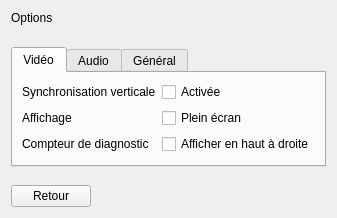
Before: the Qt Designer form Source/Elements/UI/OptionsPage.ui in azertval/JustAnotherDnDGame, drawn with Qt 5.
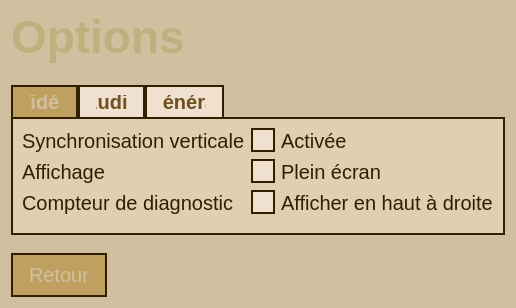
After: the same form once the commit is applied. Custom widgets are drawn as their Qt base class.

What changed in the file:
```diff
--- a/Source/Elements/UI/OptionsPage.ui
+++ b/Source/Elements/UI/OptionsPage.ui
@@ -2,6 +2,119 @@
 <ui version="4.0">
  <class>OptionsPage</class>
  <widget class="QWidget" name="OptionsPage">
+  <property name="styleSheet">
+   <string notr="true">#OptionsPage {
+    background-color: #d0c0a0;
+    font-family: "Pixelify Sans", monospace;
+    font-size: 20px;
+    color: #302000;
+}
+
+#OptionsPage QLabel#optionsTitle {
+    color: #c0b080;
+    font-family: "Press Start 2P", monospace;
+    font-size: 46px;
+    font-weight: bold;
+}
+
+#OptionsPage QTabWidget::pane {
+    border: 2px solid #302000;
+    background: #e0d0b0;
+    border-radius: 0;
+}
+
+#OptionsPage QTabBar::tab {
+    background: #f0e0d0;
+    color: #705020;
+    border: 2px solid #302000;
+    border-bottom: none;
+    border-radius: 0;
+    padding: 8px 16px;
+    font-size: 20px;
+    font-weight: bold;
+}
+
+#OptionsPage QTabBar::tab:selected {
+    color: #d0c0a0;
+    background: #c0a060;
+}
+
+#OptionsPage QLabel, #OptionsPage QCheckBox, #OptionsPage QComboBox {
+    color: #302000;
+    font-size: 20px;
+}
+
+#OptionsPage QCheckBox::indicator {
+    width: 20px;
+    height: 20px;
+    border: 2px solid #302000;
+    background: #f0e0d0;
+    border-radius: 0;
+}
+
+#OptionsPage QCheckBox::indicator:checked {
+    background: #c0a060;
+}
+
+#OptionsPage QComboBox {
+    background: #f0e0d0;
+    border: 2px solid #302000;
+    border-radius: 0;
+    padding: 8px 12px;
+}
+
+#OptionsPage QSlider::groove:horizontal {
+    background: #f0e0d0;
+    border: 2px solid #302000;
+    height: 12px;
+}
+
+#OptionsPage QSlider::sub-page:horizontal {
+    background: #c0a060;
+}
+
+#OptionsPage QSlider::handle:horizontal {
+    background: #302000;
+    border: 2px solid #302000;
+    width: 12px;
+    margin: -8px 0;
+}
+
+#OptionsPage QPushButton {
+    color: #d0c0a0;
+    background: #c0a060;
+    border: 2px solid #302000;
+    border-radius: 0;
+    text-align: center;
+    padding: 8px 16px;
+    font-size: 20px;
+}
+
+#OptionsPage QPushButton:hover, #OptionsPage QPushButton:focus {
+    background: #c0b080;
+}
+
+#OptionsPage QPushButton:disabled {
+    background: #f0e0d0;
+    color: #705020;
+    border-color: #907030;
+}
+
+#OptionsPage hmi--MenuEntryButton {
+    color: #705020;
+    background: transparent;
+    border: none;
+    text-align: left;
+    padding: 8px 12px;
+    font-size: 28px;
+    font-weight: bold;
+}
+
+#OptionsPage hmi--MenuEntryButton:hover, #OptionsPage hmi--MenuEntryButton:focus {
+    color: #c0a060;
+    background: transparent;
+}</string>
+  </property>
   <layout class="QVBoxLayout" name="verticalLayout">
    <!-- Marges posees en code (OptionsPage::OptionsPage, LOT-56) depuis l'echelle d'espacement des
         jetons, pas de nombre fige ici. -->
```
Left out of the diff: 7 changed lines with no effect on the pictures.
